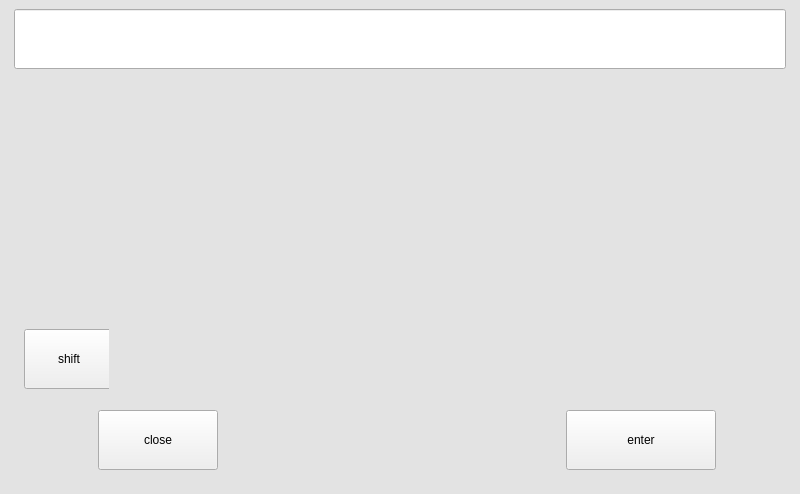
Qt form BRClient/Vkeybord.ui (roger0816/BRC) before a commit.
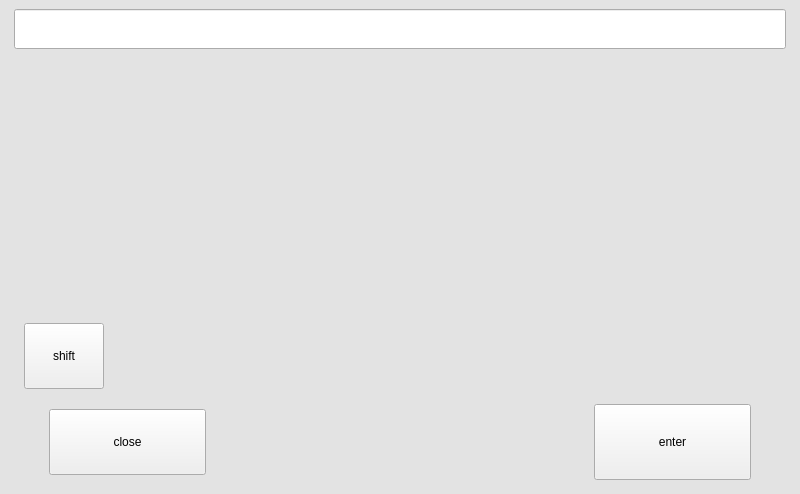
The same form after that commit. Custom widgets are drawn as their Qt base class.

What changed in the file:
```diff
--- a/BRClient/Vkeybord.ui
+++ b/BRClient/Vkeybord.ui
@@ -47,7 +47,7 @@
         <property name="minimumSize">
          <size>
           <width>0</width>
-          <height>60</height>
+          <height>40</height>
          </size>
         </property>
         <property name="font">
@@ -112,13 +112,13 @@
            <property name="minimumSize">
             <size>
              <width>0</width>
-             <height>80</height>
+             <height>0</height>
             </size>
            </property>
            <property name="maximumSize">
             <size>
              <width>16777215</width>
-             <height>80</height>
+             <height>10000</height>
             </size>
            </property>
            <layout class="QGridLayout" name="gridLayout_3">
@@ -138,10 +138,24 @@
              <number>5</number>
             </property>
             <item row="0" column="0">
-             <widget class="ItemKey" name="btn1" native="true"/>
+             <widget class="ItemKey" name="btn1" native="true">
+              <property name="maximumSize">
+               <size>
+                <width>1000</width>
+                <height>1000</height>
+               </size>
+              </property>
+             </widget>
             </item>
             <item row="0" column="1">
-             <widget class="ItemKey" name="btn2" native="true"/>
+             <widget class="ItemKey" name="btn2" native="true">
+              <property name="maximumSize">
+               <size>
+                <width>1000</width>
+                <height>16777215</height>
+               </size>
+              </property>
+             </widget>
             </item>
             <item row="0" column="2">
              <widget class="ItemKey" name="btn3" native="true"/>
@@ -175,13 +189,13 @@
            <property name="minimumSize">
             <size>
              <width>0</width>
-             <height>80</height>
+             <height>0</height>
             </size>
            </property>
            <property name="maximumSize">
             <size>
              <width>16777215</width>
-             <height>80</height>
+             <height>10000</height>
             </size>
            </property>
            <layout class="QGridLayout" name="gridLayout_4">
@@ -204,13 +218,13 @@
              <widget class="ItemKey" name="e" native="true">
               <property name="minimumSize">
                <size>
-                <width>70</width>
+                <width>0</width>
                 <height>0</height>
                </size>
               </property>
               <property name="maximumSize">
                <size>
-                <width>70</width>
+                <width>1000</width>
                 <height>16777215</height>
                </size>
               </property>
@@ -220,13 +234,13 @@
              <widget class="ItemKey" name="q" native="true">
               <property name="minimumSize">
                <size>
-                <width>70</width>
+                <width>0</width>
                 <height>0</height>
                </size>
               </property>
               <property name="maximumSize">
                <size>
-                <width>70</width>
+                <width>1000</width>
                 <height>16777215</height>
                </size>
               </property>
@@ -236,13 +250,13 @@
              <widget class="ItemKey" name="r" native="true">
               <property name="minimumSize">
                <size>
-                <width>70</width>
+                <width>0</width>
                 <height>0</height>
                </size>
               </property>
               <property name="maximumSize">
                <size>
-                <width>70</width>
+                <width>1000</width>
                 <height>16777215</height>
                </size>
               </property>
@@ -252,13 +266,13 @@
              <widget class="ItemKey" name="w" native="true">
               <property name="minimumSize">
                <size>
-                <width>70</width>
+                <width>0</width>
                 <height>0</height>
                </size>
               </property>
               <property name="maximumSize">
                <size>
-                <width>70</width>
+                <width>1000</width>
                 <height>16777215</height>
                </size>
               </property>
@@ -268,13 +282,13 @@
              <widget class="ItemKey" name="t" native="true">
               <property name="minimumSize">
                <size>
-                <width>70</width>
+                <width>0</width>
                 <height>0</height>
                </size>
               </property>
               <property name="maximumSize">
                <size>
-                <width>70</width>
+                <width>1000</width>
                 <height>16777215</height>
                </size>
               </property>
@@ -284,13 +298,13 @@
              <widget class="ItemKey" name="y" native="true">
               <property name="minimumSize">
                <size>
-                <width>70</width>
+                <width>0</width>
                 <height>0</height>
                </size>
               </property>
               <property name="maximumSize">
                <size>
-                <width>70</width>
+                <width>1000</width>
                 <height>16777215</height>
                </size>
               </property>
@@ -300,13 +314,13 @@
              <widget class="ItemKey" name="i" native="true">
               <property name="minimumSize">
                <size>
-                <width>70</width>
+                <width>0</width>
                 <height>0</height>
                </size>
               </property>
               <property name="maximumSize">
                <size>
-                <width>70</width>
+                <width>1000</width>
                 <height>16777215</height>
                </size>
               </property>
@@ -316,13 +330,13 @@
              <widget class="ItemKey" name="o" native="true">
               <property name="minimumSize">
                <size>
-                <width>70</width>
+                <width>0</width>
                 <height>0</height>
                </size>
               </property>
               <property name="maximumSize">
                <size>
-                <width>70</width>
+                <width>1000</width>
                 <height>16777215</height>
                </size>
               </property>
@@ -332,13 +346,13 @@
              <widget class="ItemKey" name="p" native="true">
               <property name="minimumSize">
                <size>
-                <width>70</width>
+                <width>0</width>
                 <height>0</height>
                </size>
               </property>
               <property name="maximumSize">
                <size>
-                <width>70</width>
+                <width>1000</width>
                 <height>16777215</height>
                </size>
               </property>
@@ -348,13 +362,13 @@
              <widget class="ItemKey" name="u" native="true">
               <property name="minimumSize">
                <size>
-                <width>70</width>
+                <width>0</width>
                 <height>0</height>
                </size>
               </property>
               <property name="maximumSize">
                <size>
-                <width>70</width>
+                <width>1000</width>
                 <height>16777215</height>
                </size>
               </property>
@@ -366,11 +380,11 @@
                <enum>Qt::Horizontal</enum>
               </property>
               <property name="sizeType">
-               <enum>QSizePolicy::Preferred</enum>
+               <enum>QSizePolicy::Minimum</enum>
               </property>
               <property name="sizeHint" stdset="0">
                <size>
-                <width>100</width>
+                <width>20</width>
                 <height>20</height>
                </size>
               </property>
@@ -382,11 +396,11 @@
                <enum>Qt::Horizontal</enum>
               </property>
               <property name="sizeType">
-               <enum>QSizePolicy::Preferred</enum>
+               <enum>QSizePolicy::Minimum</enum>
               </property>
               <property name="sizeHint" stdset="0">
                <size>
-                <width>100</width>
+                <width>20</width>
                 <height>20</height>
                </size>
               </property>
@@ -400,13 +414,13 @@
            <property name="minimumSize">
             <size>
              <width>0</width>
-             <height>80</height>
+             <height>0</height>
             </size>
            </property>
            <property name="maximumSize">
             <size>
              <width>16777215</width>
-             <height>80</height>
+             <height>10000</height>
             </size>
            </property>
            <layout class="QGridLayout" name="gridLayout_5">
@@ -429,13 +443,13 @@
              <widget class="ItemKey" name="s" native="true">
               <property name="minimumSize">
                <size>
-                <width>70</width>
+                <width>0</width>
                 <height>0</height>
                </size>
               </property>
               <property name="maximumSize">
                <size>
-                <width>70</width>
+                <width>10000</width>
                 <height>16777215</height>
                </size>
               </property>
@@ -447,11 +461,11 @@
                <enum>Qt::Horizontal</enum>
               </property>
               <property name="sizeType">
-               <enum>QSizePolicy::Preferred</enum>
+               <enum>QSizePolicy::Minimum</enum>
               </property>
               <property name="sizeHint" stdset="0">
                <size>
-                <width>100</width>
+                <width>40</width>
                 <height>20</height>
                </size>
               </property>
@@ -461,13 +475,13 @@
              <widget class="ItemKey" name="f" native="true">
               <property name="minimumSize">
                <size>
-                <width>70</width>
+                <width>0</width>
                 <height>0</height>
                </size>
               </property>
               <property name="maximumSize">
                <size>
-                <width>70</width>
+                <width>1000</width>
                 <height>16777215</height>
                </size>
               </property>
@@ -477,13 +491,13 @@
              <widget class="ItemKey" name="g" native="true">
               <property name="minimumSize">
                <size>
-                <width>70</width>
+                <width>0</width>
                 <height>0</height>
                </size>
               </property>
               <property name="maximumSize">
                <size>
-                <width>71</width>
+                <width>1000</width>
                 <height>16777215</height>
                </size>
               </property>
@@ -493,13 +507,13 @@
              <widget class="ItemKey" name="h" native="true">
               <property name="minimumSize">
                <size>
-                <width>70</width>
+                <width>0</width>
                 <height>0</height>
                </size>
               </property>
               <property name="maximumSize">
                <size>
-                <width>70</width>
+                <width>1000</width>
                 <height>16777215</height>
                </size>
               </property>
@@ -509,13 +523,13 @@
              <widget class="ItemKey" name="j" native="true">
               <property name="minimumSize">
                <size>
-                <width>70</width>
+                <width>0</width>
                 <height>0</height>
                </size>
               </property>
               <property name="maximumSize">
                <size>
-                <width>70</width>
+                <width>1000</width>
                 <height>16777215</height>
                </size>
               </property>
@@ -525,13 +539,13 @@
              <widget class="ItemKey" name="k" native="true">
               <property name="minimumSize">
                <size>
-                <width>70</width>
+                <width>0</width>
                 <height>0</height>
                </size>
               </property>
               <property name="maximumSize">
                <size>
-                <width>70</width>
+                <width>1000</width>
                 <height>16777215</height>
                </size>
               </property>
@@ -541,13 +555,13 @@
              <widget class="ItemKey" name="d" native="true">
               <property name="minimumSize">
                <size>
-                <width>70</width>
+                <width>0</width>
                 <height>0</height>
                </size>
               </property>
               <property name="maximumSize">
                <size>
-                <width>70</width>
+                <width>10000</width>
                 <height>16777215</height>
                </size>
               </property>
@@ -557,13 +571,13 @@
              <widget class="ItemKey" name="l" native="true">
               <property name="minimumSize">
                <size>
-                <width>70</width>
+                <width>0</width>
                 <height>0</height>
                </size>
               </property>
               <property name="maximumSize">
                <size>
-                <width>70</width>
+                <width>1000</width>
                 <height>16777215</height>
                </size>
               </property>
@@ -575,11 +589,11 @@
                <enum>Qt::Horizontal</enum>
               </property>
               <property name="sizeType">
-               <enum>QSizePolicy::Preferred</enum>
+               <enum>QSizePolicy::Minimum</enum>
               </property>
               <property name="sizeHint" stdset="0">
                <size>
-                <width>100</width>
+                <width>40</width>
                 <height>20</height>
                </size>
               </property>
@@ -589,13 +603,13 @@
              <widget class="ItemKey" name="a" native="true">
               <property name="minimumSize">
                <size>
-                <width>70</width>
+                <width>0</width>
                 <height>0</height>
                </size>
               </property>
               <property name="maximumSize">
                <size>
-                <width>70</width>
+                <width>1000</width>
                 <height>16777215</height>
                </size>
               </property>
@@ -609,13 +623,13 @@
            <property name="minimumSize">
             <size>
              <width>0</width>
-             <height>80</height>
+             <height>0</height>
             </size>
            </property>
            <property name="maximumSize">
             <size>
              <width>16777215</width>
-             <height>80</height>
+             <height>10000</height>
             </size>
            </property>
            <layout class="QGridLayout" name="gridLayout_6">
@@ -638,7 +652,7 @@
              <widget class="QWidget" name="widget_3" native="true">
               <property name="minimumSize">
                <size>
-                <width>90</width>
+                <width>0</width>
                 <height>0</height>
                </size>
               </property>
@@ -665,13 +679,13 @@
                  </property>
                  <property name="minimumSize">
                   <size>
-                   <width>90</width>
+                   <width>0</width>
                    <height>0</height>
                   </size>
                  </property>
                  <property name="maximumSize">
                   <size>
-                   <width>90</width>
+                   <width>1000</width>
                    <height>16777215</height>
                   </size>
                  </property>
@@ -690,13 +704,13 @@
              <widget class="ItemKey" name="x" native="true">
               <property name="minimumSize">
                <size>
-                <width>70</width>
+                <width>0</width>
                 <height>0</height>
                </size>
               </property>
               <property name="maximumSize">
                <size>
-                <width>70</width>
+                <width>1000</width>
                 <height>16777215</height>
                </size>
               </property>
@@ -706,13 +720,13 @@
              <widget class="ItemKey" name="v" native="true">
               <property name="minimumSize">
                <size>
-                <width>70</width>
+                <width>0</width>
                 <height>0</height>
                </size>
               </property>
               <property name="maximumSize">
                <size>
-                <width>70</width>
+                <width>1000</width>
                 <height>16777215</height>
                </size>
               </property>
@@ -722,13 +736,13 @@
              <widget class="ItemKey" name="n" native="true">
               <property name="minimumSize">
                <size>
-                <width>70</width>
+                <width>0</width>
                 <height>0</height>
                </size>
               </property>
               <property name="maximumSize">
                <size>
-                <width>70</width>
+                <width>1000</width>
                 <height>16777215</height>
                </size>
               </property>
@@ -744,7 +758,7 @@
               </property>
               <property name="sizeHint" stdset="0">
                <size>
-                <width>100</width>
+                <width>15</width>
                 <height>20</height>
                </size>
               </property>
@@ -754,13 +768,13 @@
              <widget class="ItemKey" name="m" native="true">
               <property name="minimumSize">
                <size>
-                <width>70</width>
+                <width>0</width>
                 <height>0</height>
                </size>
               </property>
               <property name="maximumSize">
                <size>
-                <width>70</width>
+                <width>1000</width>
                 <height>16777215</height>
                </size>
               </property>
@@ -770,13 +784,13 @@
              <widget class="ItemKey" name="c" native="true">
               <property name="minimumSize">
                <size>
-                <width>70</width>
+                <width>0</width>
                 <height>0</height>
                </size>
               </property>
               <property name="maximumSize">
                <size>
-                <width>70</width>
+                <width>1000</width>
                 <height>16777215</height>
                </size>
               </property>
@@ -786,13 +800,13 @@
              <widget class="ItemKey" name="b" native="true">
               <property name="minimumSize">
                <size>
-                <width>70</width>
+                <width>0</width>
                 <height>0</height>
                </size>
               </property>
               <property name="maximumSize">
                <size>
-                <width>70</width>
+                <width>1000</width>
                 <height>16777215</height>
                </size>
               </property>
@@ -802,13 +816,13 @@
              <widget class="ItemKey" name="z" native="true">
               <property name="minimumSize">
                <size>
-                <width>70</width>
+                <width>0</width>
                 <height>0</height>
                </size>
               </property>
               <property name="maximumSize">
                <size>
-                <width>70</width>
+                <width>1000</width>
                 <height>16777215</height>
                </size>
               </property>
@@ -824,7 +838,7 @@
               </property>
               <property name="sizeHint" stdset="0">
                <size>
-                <width>100</width>
+                <width>15</width>
                 <height>20</height>
                </size>
               </property>
@@ -834,13 +848,13 @@
              <widget class="ItemKey" name="back" native="true">
               <property name="minimumSize">
                <size>
-                <width>100</width>
+                <width>0</width>
                 <height>0</height>
                </size>
               </property>
               <property name="maximumSize">
                <size>
-                <width>100</width>
+                <width>1000</width>
                 <height>16777215</height>
                </size>
               </property>
@@ -854,16 +868,16 @@
            <property name="minimumSize">
             <size>
              <width>0</width>
-             <height>80</height>
+             <height>0</height>
             </size>
            </property>
            <property name="maximumSize">
             <size>
              <width>16777215</width>
-             <height>80</height>
+             <height>10000</height>
             </size>
            </property>
-           <layout class="QGridLayout" name="gridLayout_7">
+           <layout class="QGridLayout" name="gridLayout_7" columnstretch="1,0,0,0,0,0">
             <property name="leftMargin">
              <number>10</number>
             </property>
@@ -883,19 +897,19 @@
              <widget class="QWidget" name="widget_4" native="true">
               <property name="minimumSize">
                <size>
-                <width>120</width>
+                <width>0</width>
                 <height>0</height>
                </size>
               </property>
               <layout class="QGridLayout" name="gridLayout_11">
                <property name="leftMargin">
-                <number>20</number>
+                <number>10</number>
                </property>
                <property name="topMargin">
                 <number>5</number>
                </property>
                <property name="rightMargin">
-                <number>20</number>
+                <number>10</number>
                </property>
                <property name="bottomMargin">
                 <number>5</number>
@@ -910,13 +924,13 @@
                  </property>
                  <property name="minimumSize">
                   <size>
-                   <width>120</width>
+                   <width>0</width>
                    <height>0</height>
                   </size>
                  </property>
                  <property name="maximumSize">
                   <size>
-                   <width>120</width>
+                   <width>1000</width>
                    <height>16777215</height>
                   </size>
                  </property>
@@ -932,13 +946,13 @@
              <widget class="ItemKey" name="space" native="true">
               <property name="minimumSize">
                <size>
-                <width>50</width>
+                <width>0</width>
                 <height>0</height>
                </size>
               </property>
               <property name="maximumSize">
                <size>
-                <width>350</width>
+                <width>1000</width>
                 <height>16777215</height>
                </size>
               </property>
@@ -954,7 +968,7 @@
               </property>
               <property name="sizeHint" stdset="0">
                <size>
-                <width>40</width>
+                <width>20</width>
                 <height>20</height>
                </size>
               </property>
@@ -970,7 +984,7 @@
               </property>
               <property name="sizeHint" stdset="0">
                <size>
-                <width>40</width>
+                <width>20</width>
                 <height>20</height>
                </size>
               </property>
@@ -980,22 +994,22 @@
              <widget class="QWidget" name="widget_5" native="true">
               <property name="minimumSize">
                <size>
-                <width>150</width>
+                <width>0</width>
                 <height>0</height>
                </size>
               </property>
               <layout class="QGridLayout" name="gridLayout_12">
                <property name="leftMargin">
-                <number>20</number>
+                <number>10</number>
                </property>
                <property name="topMargin">
-                <number>5</number>
+                <number>0</number>
                </property>
                <property name="rightMargin">
-                <number>20</number>
+                <number>10</number>
                </property>
                <property name="bottomMargin">
-                <number>5</number>
+                <number>0</number>
                </property>
                <item row="0" column="0">
                 <widget class="QPushButton" name="btnEnter">
@@ -1007,13 +1021,13 @@
                  </property>
                  <property name="minimumSize">
                   <size>
-                   <width>150</width>
+                   <width>0</width>
                    <height>0</height>
                   </size>
                  </property>
                  <property name="maximumSize">
                   <size>
-                   <width>150</width>
+                   <width>1000</width>
                    <height>16777215</height>
                   </size>
                  </property>
@@ -1026,20 +1040,7 @@
              </widget>
             </item>
             <item row="0" column="3">
-             <widget class="ItemKey" name="end" native="true">
-              <property name="minimumSize">
-               <size>
-                <width>70</width>
-                <height>70</height>
-               </size>
-              </property>
-              <property name="maximumSize">
-               <size>
-                <width>70</width>
-                <height>70</height>
-               </size>
-              </property>
-             </widget>
+             <widget class="ItemKey" name="end" native="true"/>
             </item>
            </layout>
           </widget>
```
Left out of the diff: 2 changed lines with no effect on the pictures.
